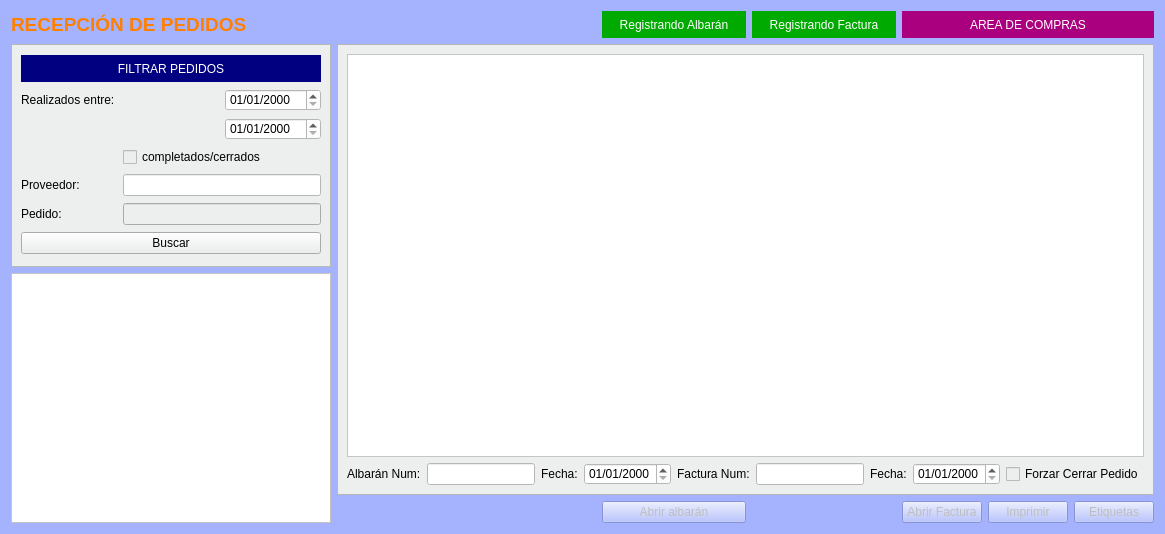
arcnexus/RedFoX, file Zona_Compras/frmrecepcion_pedidos.ui: the form before one commit.
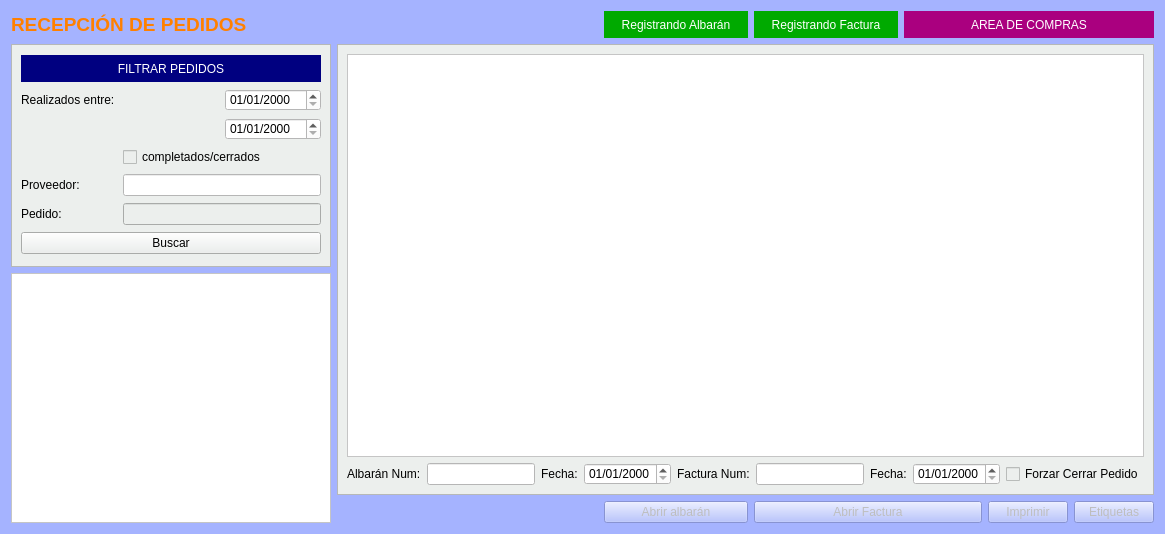
The form after the commit.

Commit message: recepción pedidos crear albarán y factura durante la recepción de pedido

The edit to the form file:
```diff
--- a/Zona_Compras/frmrecepcion_pedidos.ui
+++ b/Zona_Compras/frmrecepcion_pedidos.ui
@@ -17,16 +17,6 @@
    <string notr="true">background-color: rgb(165, 179, 255);</string>
   </property>
   <layout class="QGridLayout" name="gridLayout">
-   <item row="3" column="4">
-    <widget class="QPushButton" name="btnFactura">
-     <property name="enabled">
-      <bool>false</bool>
-     </property>
-     <property name="text">
-      <string>Abrir Factura</string>
-     </property>
-    </widget>
-   </item>
    <item row="1" column="1" rowspan="2" colspan="6">
     <widget class="QFrame" name="frame_2">
      <property name="styleSheet">
@@ -405,6 +395,16 @@
      </property>
     </widget>
    </item>
+   <item row="3" column="3" colspan="2">
+    <widget class="QPushButton" name="btnFactura">
+     <property name="enabled">
+      <bool>false</bool>
+     </property>
+     <property name="text">
+      <string>Abrir Factura</string>
+     </property>
+    </widget>
+   </item>
   </layout>
  </widget>
  <tabstops>
```
The commit also changes 6 other files.
